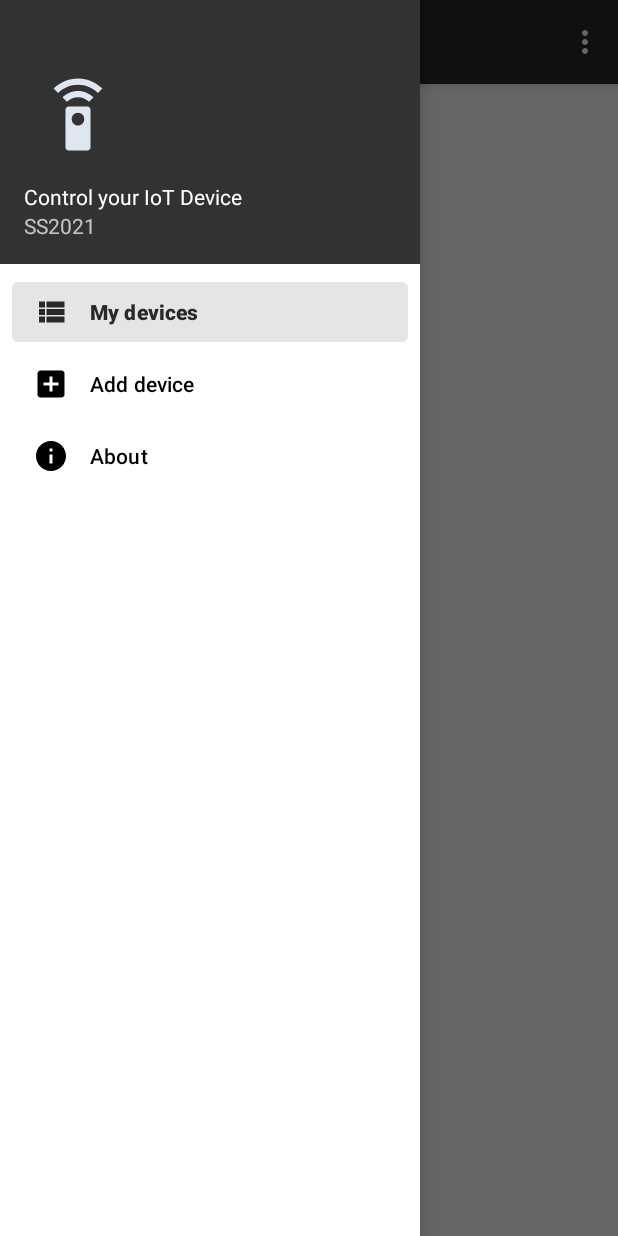
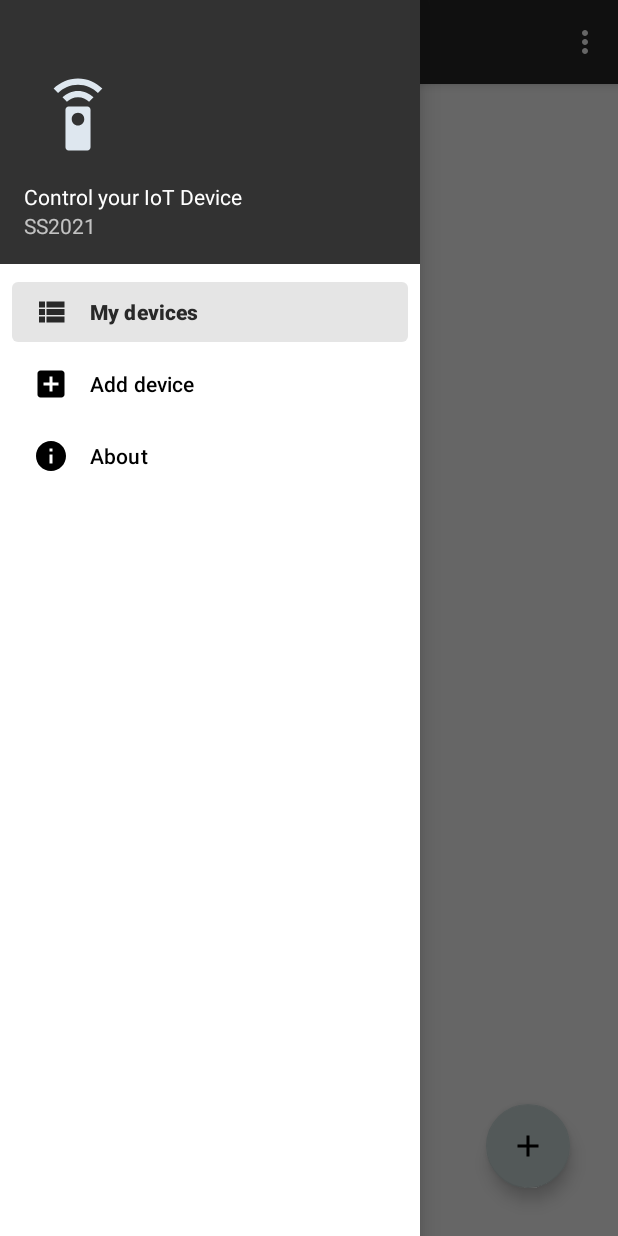
Before and after one commit to AguilarLagunasArturo/iot-dom, an Android app: the screen it shows after launch (MainActivity), with the side drawer open, on a phone screen of 412 x 824 dp. Run offline under Robolectric (Android 15) with nearby library versions, the phone set to English and light mode, and no system bars; our stand-ins replace navigation-ui.

Commit message:
Add devices button

```diff
--- /dev/null
+++ b/IoTDeviceApp/app/src/main/res/drawable/ic_add_float.xml
@@ -0,0 +1,10 @@
+<vector xmlns:android="http://schemas.android.com/apk/res/android"
+    android:width="24dp"
+    android:height="24dp"
+    android:viewportWidth="24"
+    android:viewportHeight="24"
+    android:tint="?attr/colorControlNormal">
+  <path
+      android:fillColor="@color/white"
+      android:pathData="M19,13h-6v6h-2v-6H5v-2h6V5h2v6h6v2z"/>
+</vector>
--- a/IoTDeviceApp/app/src/main/res/layout/fragment_my_devices.xml
+++ b/IoTDeviceApp/app/src/main/res/layout/fragment_my_devices.xml
@@ -10,9 +10,23 @@
         android:id="@+id/lv_devices"
         android:layout_width="match_parent"
         android:layout_height="wrap_content"
-        app:layout_constraintBottom_toBottomOf="parent"
+        app:layout_constraintBottom_toTopOf="@id/fab"
         app:layout_constraintEnd_toEndOf="parent"
         app:layout_constraintStart_toStartOf="parent"
         app:layout_constraintTop_toTopOf="parent"
         app:layout_constraintVertical_bias="0"/>
+
+    <com.google.android.material.floatingactionbutton.FloatingActionButton
+        android:id="@+id/fab"
+        android:layout_width="wrap_content"
+        android:layout_height="wrap_content"
+        android:layout_marginEnd="32dp"
+        android:layout_marginRight="32dp"
+        android:layout_marginBottom="32dp"
+        android:src="@drawable/ic_add_float"
+        android:background="@color/design_default_color_on_primary"
+        app:backgroundTint="#D0DFDF"
+        app:fabSize="normal"
+        app:layout_constraintBottom_toBottomOf="parent"
+        app:layout_constraintEnd_toEndOf="parent" />
 </androidx.constraintlayout.widget.ConstraintLayout>
```
Also changed, not shown: IoTDeviceApp/app/src/main/java/com/arturo/aguilar/lagunas/iot/device/app/ui/myDevices/MyDevicesFragment.java (+83 -24 lines), IoTDeviceApp/app/src/main/res/layout/alert_add_layout.xml (added, +124 -0 lines), IoTDeviceApp/app/src/main/res/values/strings.xml (+12 -1 lines), 1 other file.
